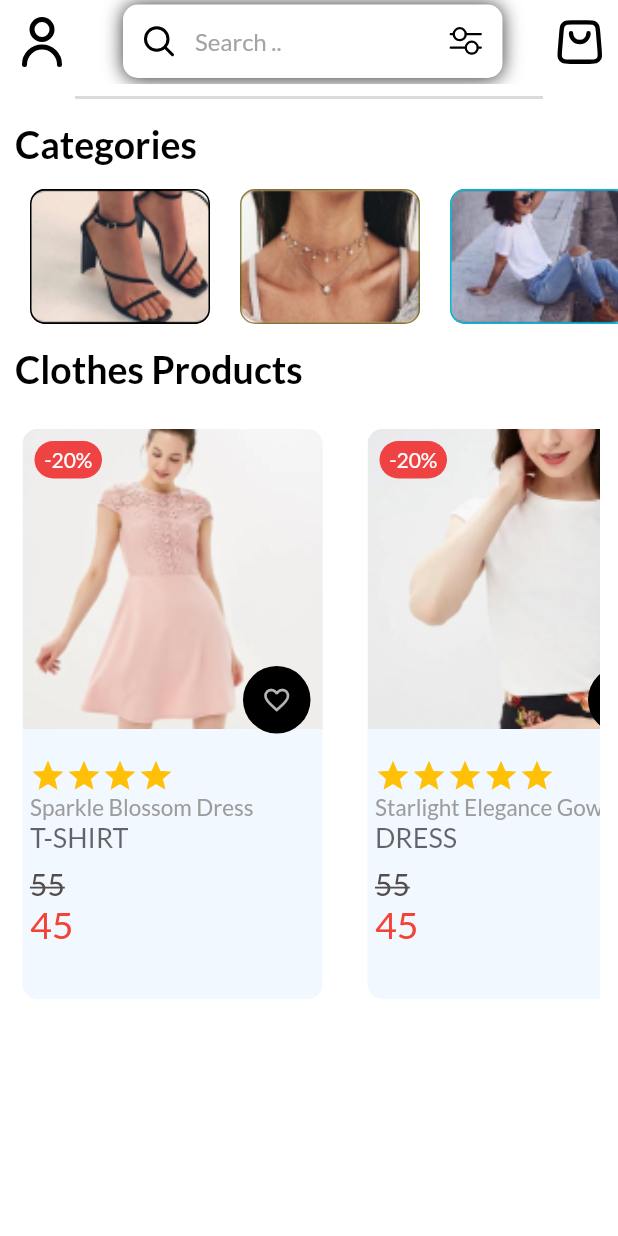
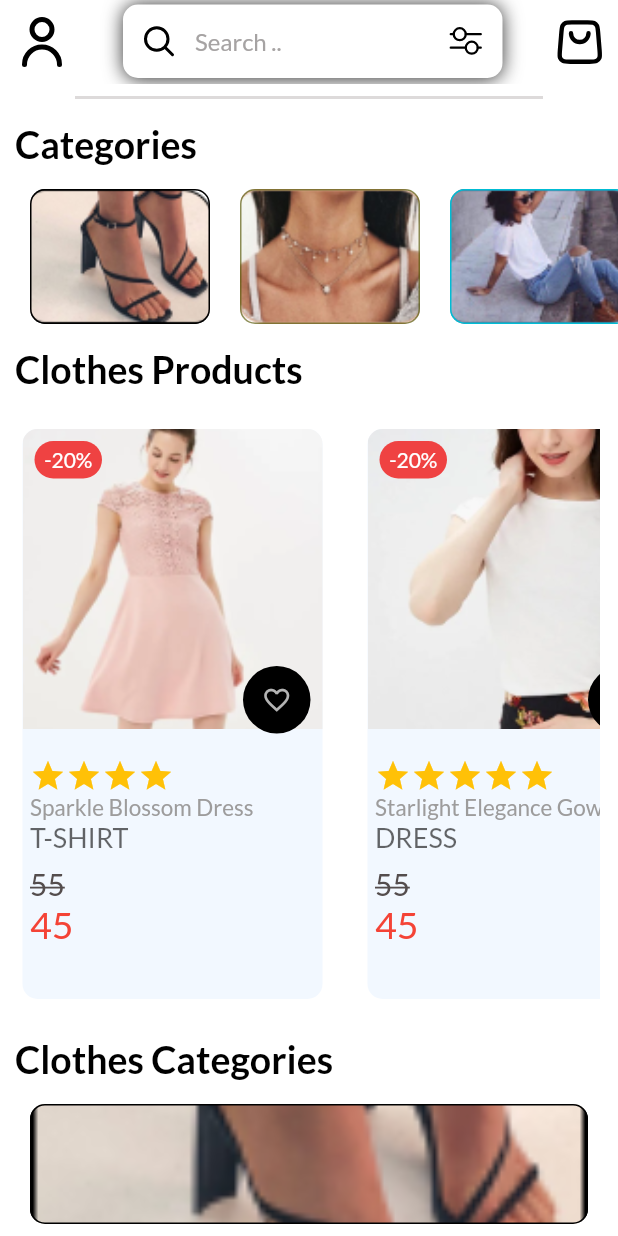
Before and after one commit to ahmedakta/E-Commerce-Mobile-App, a Flutter app: the screen it shows after launch, on a phone screen of 412 x 824 dp. Run offline on Flutter 3.47's test engine with Material 2 defaults, Android fonts, the phone set to English and light mode, and no system bars; our stand-ins replace flutter_svg; missing offline and left inert: dart:ffi.

Commit message:
Started To Clothes Categories Section

```diff
--- a/lib/pages/home.dart
+++ b/lib/pages/home.dart
@@ -20,8 +20,7 @@ class HomePage extends StatelessWidget {
     return Scaffold(
       backgroundColor: Colors.white,
       appBar: appBar(),
-      body: Column(
-        crossAxisAlignment: CrossAxisAlignment.start,
+      body: ListView(
         children: [
           _grayLine(),
           SizedBox(
@@ -34,6 +33,52 @@ class HomePage extends StatelessWidget {
           clothesSection(),
           SizedBox(
             height: 15,
+          ),
+          Column(
+            crossAxisAlignment: CrossAxisAlignment.start,
+            children: [
+              Padding(
+                padding: const EdgeInsets.only(left: 10),
+                child: Text(
+                  "Clothes Categories",
+                  style: TextStyle(
+                    color: Colors.black,
+                    fontFamily: "Lato",
+                    fontSize: 25,
+                    fontWeight: FontWeight.bold,
+                  ),
+                ),
+              ),
+              SizedBox(
+                height: 15,
+              ),
+              Container(
+                height: 190,
+                child: ListView.separated(
+                    scrollDirection: Axis.vertical,
+                    padding: EdgeInsets.only(left: 20, right: 20),
+                    itemCount: categories.length,
+                    separatorBuilder: (context, index) => SizedBox(
+                          height: 10,
+                        ),
+                    itemBuilder: (context, index) {
+                      return Container(
+                        height: 80,
+                        decoration: BoxDecoration(
+                            border: Border.all(
+                              color: categories[index].borderColor,
+                              width: 1.0,
+                            ),
+                            image: DecorationImage(
+                              image: AssetImage(categories[index]
+                                  .photo), // Replace with your image asset
+                              fit: BoxFit.cover, // Adjust the BoxFit as needed
+                            ),
+                            borderRadius: BorderRadius.circular(10)),
+                      );
+                    }),
+              )
+            ],
           ),
         ],
       ),
```
